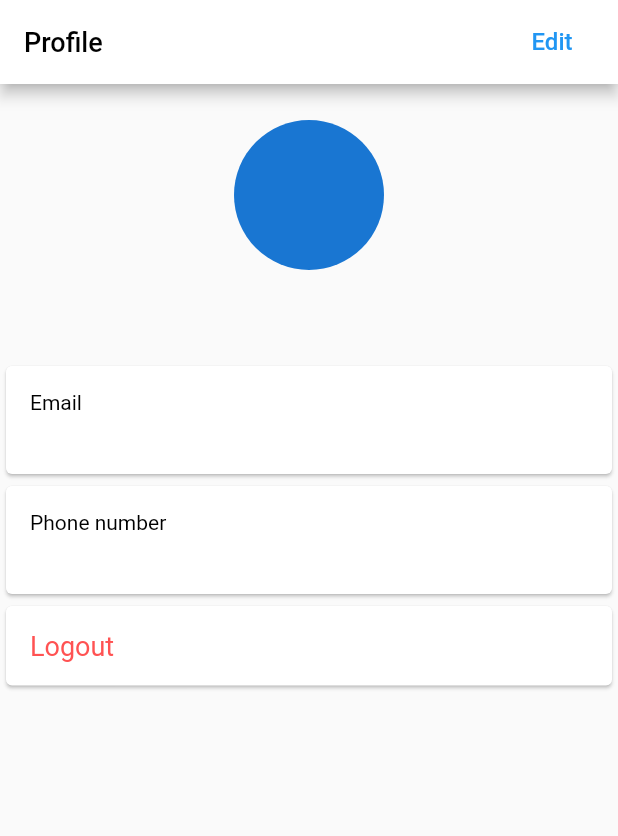
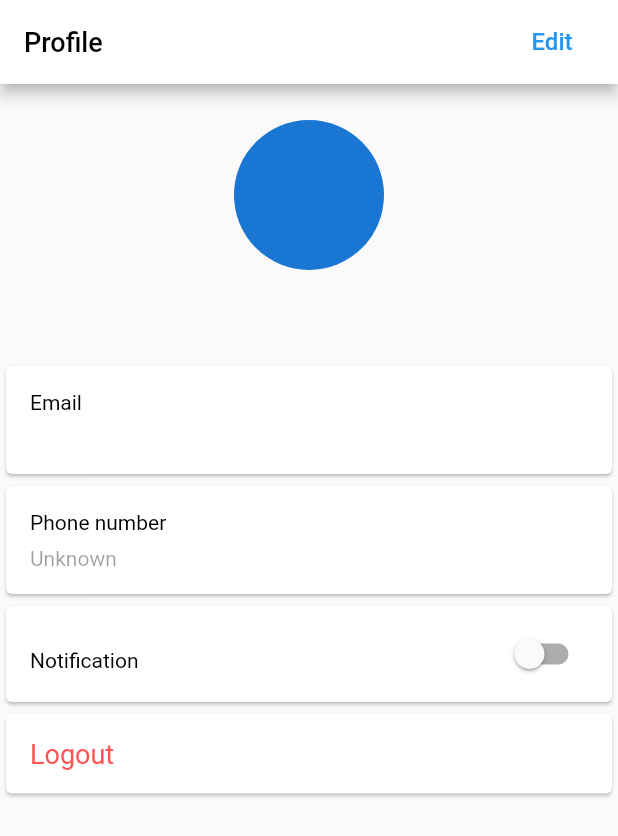
Before and after one commit to litslink/flutter-firebase-auth-blueprint, a Flutter app: the ProfileWidget screen opened by its route, on a phone screen of 412 x 824 dp. Shown: the top 836 px of the screen. Run offline on Flutter 3.47's test engine with Material 2 defaults, Android fonts, the phone set to English and light mode, and no system bars; our stand-ins replace bloc, equatable, firebase_auth, firebase_database, firebase_storage, flutter_bloc and 2 more; accounts and stored records are empty.

Commit message:
Implemented settings per user

```diff
--- /dev/null
+++ b/lib/data/repository/settings_repository.dart
@@ -0,0 +1,31 @@
+import 'package:firebase_database/firebase_database.dart';
+
+class SettingsRepository {
+  final FirebaseDatabase database;
+
+  SettingsRepository(this.database);
+
+  Future<bool> isNotificationEnabled(String userId) async {
+    final data = await database.reference()
+        .child('settings')
+        .child(userId)
+        .once();
+    return data.value != null ? data.value['notification'] as bool : false;
+  }
+
+  Future<void> enableNotification(String userId) async {
+    await _setNotificationStatus(userId, true);
+  }
+
+  Future<void> disableNotification(String userId) async {
+    await _setNotificationStatus(userId, false);
+  }
+
+  Future<void> _setNotificationStatus(String userId, bool isEnabled) async {
+    final data = { 'notification': isEnabled };
+    database.reference()
+        .child('settings')
+        .child(userId)
+        .set(data);
+  }
+}
--- a/lib/features/home/home_widget.dart
+++ b/lib/features/home/home_widget.dart
@@ -1,7 +1,7 @@
 import 'package:flutter/material.dart';
 import '../chat/chat_widget.dart';
 import '../notification/notification_widget.dart';
-import '../profile/profile_widget.dart';
+import '../profile/preview/profile_widget.dart';
 
 class HomeWidget extends StatefulWidget {
   static final String route = '/home';
--- a/lib/features/profile/profile_event.dart
+++ b/lib/features/profile/preview/profile_event.dart
@@ -3,3 +3,7 @@ abstract class ProfileEvent {}
 class FetchProfileInfo extends ProfileEvent {}
 
 class SignOut extends ProfileEvent {}
+
+class EnableNotification extends ProfileEvent {}
+
+class DisableNotification extends ProfileEvent {}
--- a/lib/features/profile/profile_state.dart
+++ b/lib/features/profile/preview/profile_state.dart
@@ -1,4 +1,4 @@
-import '../../data/model/user.dart';
+import '../../../data/model/user.dart';
 
 abstract class ProfileState {}
 
@@ -6,8 +6,10 @@ class Loading extends ProfileState {}
 
 class ProfileInfo extends ProfileState {
   final User user;
+  final bool isNotificationEnabled;
 
-  ProfileInfo(this.user);
+  // ignore: avoid_positional_boolean_parameters
+  ProfileInfo(this.user, this.isNotificationEnabled);
 }
 
 class AuthenticationRequired extends ProfileState {}
--- a/lib/features/profile/profile_widget.dart
+++ b/lib/features/profile/preview/profile_widget.dart
@@ -1,12 +1,13 @@
 import 'package:flutter/material.dart';
 import 'package:flutter/widgets.dart';
 import 'package:flutter_bloc/flutter_bloc.dart';
+import 'package:flutter_firebase_auth_blueprint/data/repository/settings_repository.dart';
 import 'package:flutter_firebase_auth_blueprint/features/auth/sign_in/sign_in_widget.dart';
 import 'package:flutter_firebase_auth_blueprint/features/profile/edit/edit_profile_widget.dart';
 import 'package:provider/provider.dart';
 
-import '../../data/model/user.dart';
-import '../../data/repository/auth_repository.dart';
+import '../../../data/model/user.dart';
+import '../../../data/repository/auth_repository.dart';
 import 'profile_bloc.dart';
 import 'profile_event.dart';
 import 'profile_state.dart';
@@ -18,8 +19,10 @@ class ProfileWidget extends StatelessWidget {
   @override
   Widget build(BuildContext context) {
     final authRepository = Provider.of<AuthRepository>(context);
+    final settingsRepository = Provider.of<SettingsRepository>(context);
     return BlocProvider(
-      create: (_) => ProfileBloc(authRepository)..add(FetchProfileInfo()),
+      create: (_) => ProfileBloc(authRepository, settingsRepository)
+        ..add(FetchProfileInfo()),
       child: Scaffold(
         appBar: AppBar(
           title: Text('Profile',
@@ -63,19 +66,35 @@ class ProfileWidget extends StatelessWidget {
           },
           buildWhen: (_, state) => state is Loading || state is ProfileInfo,
           // ignore: missing_return
-          builder: (context, state) {
+          builder: (_, state) {
             if (state is Loading) {
               return Center(child: CircularProgressIndicator(),);
             } else if (state is ProfileInfo) {
-              return _buildProfileInfo(context, state.user);
+              return _ProfileInfoWidget(
+                  state.user, state.isNotificationEnabled);
             }
           },
         ),
       ),
     );
   }
+}
 
-  Widget _buildProfileInfo(BuildContext context, User user) {
+class _ProfileInfoWidget extends StatefulWidget {
+  final User user;
+  bool isNotificationEnabled;
+
+  // ignore: avoid_positional_boolean_parameters
+  _ProfileInfoWidget(this.user, this.isNotificationEnabled);
+
+  @override
+  State createState() => _ProfileInfoState();
+}
+
+class _ProfileInfoState extends State<_ProfileInfoWidget> {
+
+  @override
+  Widget build(BuildContext context) {
     return ListView(
       children: <Widget>[
         Row(
@@ -83,7 +102,7 @@ class ProfileWidget extends StatelessWidget {
           children: <Widget>[
             Padding(
               padding: const EdgeInsets.only(top: 24),
-              child: _buildAvatar(user),
+              child: _buildAvatar(widget.user),
             )
           ],
         ),
@@ -92,7 +111,7 @@ class ProfileWidget extends StatelessWidget {
           children: <Widget>[
             Padding(
               padding: const EdgeInsets.all(16.0),
-              child: Text(user.displayName ?? 'Unknown',
+              child: Text(widget.user.displayName ?? 'Unknown',
                 style: TextStyle(fontSize: 24),
               ),
             )
@@ -117,7 +136,7 @@ class ProfileWidget extends StatelessWidget {
                     padding: const EdgeInsets.all(8),
                     child: Align(
                         alignment: Alignment.centerLeft,
-                        child: Text(user.email ?? 'Unknown',
+                        child: Text(widget.user.email ?? 'Unknown',
                           style: TextStyle(fontSize: 14, color: Colors.black38),
                         )
                     ),
@@ -146,9 +165,53 @@ class ProfileWidget extends StatelessWidget {
                     padding: const EdgeInsets.all(8),
                     child: Align(
                         alignment: Alignment.centerLeft,
-                        child: Text(user.phoneNumber ?? 'Unknown',
+                        child: Text(
+                          widget.user.phoneNumber == null
+                              || widget.user.phoneNumber.isEmpty
+                              ? 'Unknown'
+                              : widget.user.phoneNumber,
                           style: TextStyle(fontSize: 14, color: Colors.black38),
                         )
+                    ),
+                  )
+                ],
+              ),
+            ),
+          ),
+        ),
+        Card(
+          child: Padding(
+            padding: const EdgeInsets.all(8.0),
+            child: Container(
+              child: Row(
+                children: <Widget>[
+                  Expanded(
+                    child: Padding(
+                      padding: const EdgeInsets.only(top: 8, left: 8, right: 8),
+                      child: Align(
+                          alignment: Alignment.centerLeft,
+                          child: Text('Notification',
+                            style: TextStyle(fontSize: 14, color: Colors.black),
+                          )
+                      ),
+                    ),
+                  ),
+                  Padding(
+                    padding: const EdgeInsets.only(left: 8, right: 8),
+                    child: Switch(
+                      value: widget.isNotificationEnabled,
+                      onChanged: (value) {
+                        setState(() {
+                          widget.isNotificationEnabled = !widget
+                              .isNotificationEnabled;
+                          final bloc = BlocProvider.of<ProfileBloc>(context);
+                          if (widget.isNotificationEnabled) {
+                            bloc.add(EnableNotification());
+                          } else {
+                            bloc.add(DisableNotification());
+                          }
+                        });
+                      },
                     ),
                   )
                 ],
--- a/lib/features/profile/profile_bloc.dart
+++ /dev/null
@@ -1,27 +0,0 @@
-import 'package:bloc/bloc.dart';
-
-import '../../data/repository/auth_repository.dart';
-import 'profile_event.dart';
-import 'profile_state.dart';
-
-class ProfileBloc extends Bloc<ProfileEvent, ProfileState> {
-
-  final AuthRepository authRepository;
-
-  ProfileBloc(this.authRepository);
-
-  @override
-  ProfileState get initialState => Loading();
-
-  @override
-  Stream<ProfileState> mapEventToState(ProfileEvent event) async* {
-    if (event is FetchProfileInfo) {
-      final user = await authRepository.getUser();
-      yield ProfileInfo(user);
-    } else if (event is SignOut) {
-      yield Loading();
-      await authRepository.signOut();
-      yield AuthenticationRequired();
-    }
-  }
-}
--- a/lib/main.dart
+++ b/lib/main.dart
@@ -8,7 +8,7 @@ import 'package:provider/provider.dart';
 import 'features/auth/password_reset/password_reset_widget.dart';
 import 'features/auth/phone/phone_verification_widget.dart';
 import 'features/home/home_widget.dart';
-import 'features/profile/profile_widget.dart';
+import 'features/profile/preview/profile_widget.dart';
 import 'features/splash/splash_widget.dart';
 import 'providers.dart';
 
--- a/lib/providers.dart
+++ b/lib/providers.dart
@@ -1,5 +1,7 @@
 import 'package:firebase_auth/firebase_auth.dart';
+import 'package:firebase_database/firebase_database.dart';
 import 'package:firebase_storage/firebase_storage.dart';
+import 'package:flutter_firebase_auth_blueprint/data/repository/settings_repository.dart';
 import 'package:google_sign_in/google_sign_in.dart';
 import 'package:provider/provider.dart';
 import 'package:provider/single_child_widget.dart';
@@ -10,7 +12,11 @@ import 'data/util/image_manager.dart';
 final List<SingleChildWidget> providers = [
   Provider<FirebaseAuth>(create: (_) => FirebaseAuth.instance),
   Provider<FirebaseStorage>(create: (_) => FirebaseStorage.instance),
+  Provider<FirebaseDatabase>(create: (_) => FirebaseDatabase.instance),
   Provider<GoogleSignIn>(create: (_) => GoogleSignIn()),
+  ProxyProvider<FirebaseDatabase, SettingsRepository>(
+    update: (_, database, __) => SettingsRepository(database),
+  ),
   ProxyProvider<FirebaseStorage, ImageManager>(
     update: (_, storage, __) => ImageManager(storage),
   ),
```
Also changed, not shown: lib/features/profile/preview/profile_bloc.dart (added, +37 -0 lines).
